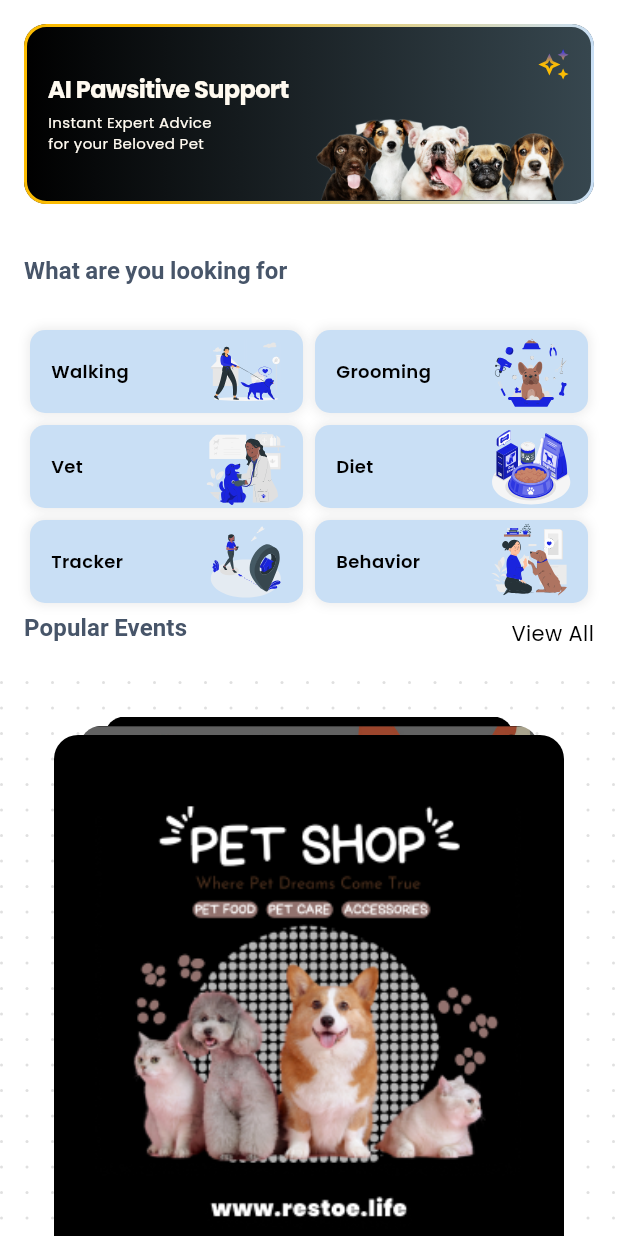
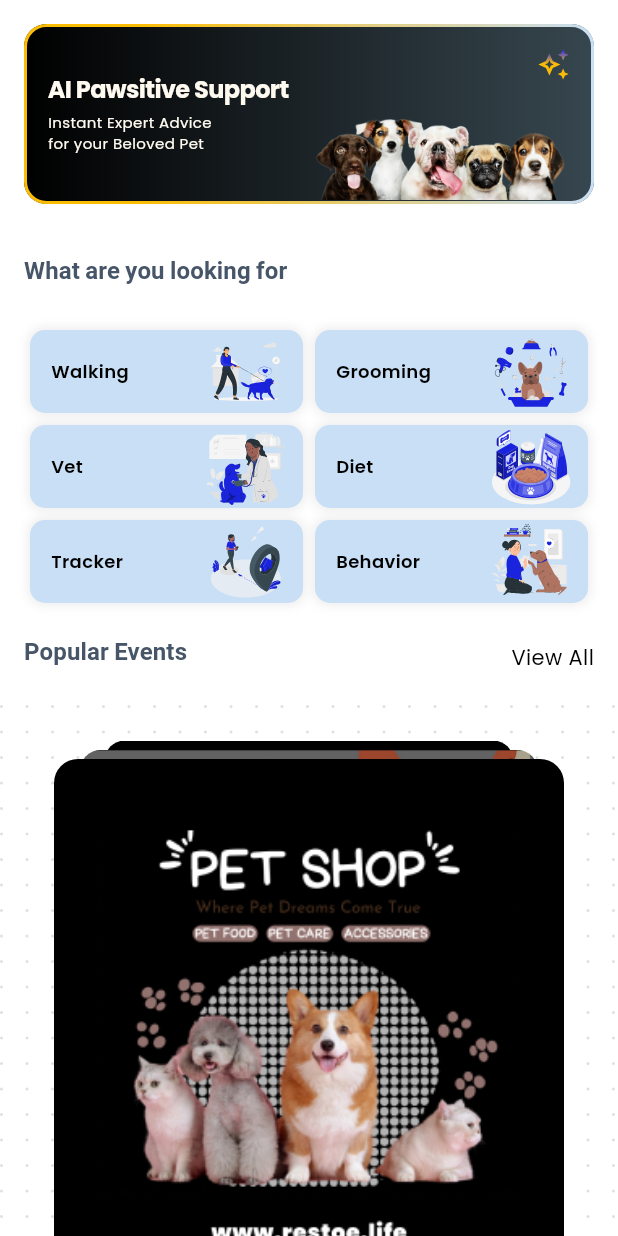
Before and after one commit to afloatwont/PloofyPaws-App, a Flutter app: the Home widget shown alone on an empty page, opened directly, on a phone screen of 412 x 824 dp. Run offline on Flutter 3.47's test engine with Material 3 defaults, Android fonts, the phone set to English and light mode, and no system bars; our stand-ins replace carousel_slider, cloud_firestore, device_info_plus, dio, file_picker, firebase_core and 22 more; missing offline and left inert: mobile_scanner, pull_down_button, razorpay_flutter; accounts and stored records are empty; network calls fail; project files that could hold a hidden picture were left out.

Commit message:
home ui refactored

```diff
--- a/lib/pages/home/home.dart
+++ b/lib/pages/home/home.dart
@@ -50,8 +50,10 @@ class _HomeState extends ConsumerState<Home> {
         _buildLabel(context, "What are you looking for", false, null),
         const SizedBox(height: 16),
         const PetServices(),
+        const SizedBox(height: 16),
         _buildLabel(context, "Popular Events", true, () {
-          Navigator.push(context, MaterialPageRoute(builder: (context) => const PetEvents()));
+          Navigator.push(context,
+              MaterialPageRoute(builder: (context) => const PetEvents()));
         }),
         const SizedBox(height: 16),
         EventStackedCards(
@@ -62,7 +64,8 @@ class _HomeState extends ConsumerState<Home> {
             popularEvents[0],
             popularEvents[1],
             popularEvents[0],
-            ]),
+          ],
+        ),
         const SizedBox(height: 16),
         _buildLabel(context, "More from PloofyPaws", false, null),
         const SizedBox(height: 16),
@@ -75,7 +78,8 @@ class _HomeState extends ConsumerState<Home> {
   }
 }
 
-Padding _buildLabel(BuildContext context, String? title, bool isViewAll, void Function()? onTap) {
+Padding _buildLabel(BuildContext context, String? title, bool isViewAll,
+    void Function()? onTap) {
   return Padding(
     padding: const EdgeInsets.symmetric(horizontal: 16.0),
     child: Row(
@@ -90,7 +94,9 @@ Padding _buildLabel(BuildContext context, String? title, bool isViewAll, void Fu
             onTap: onTap,
             child: Text(
               "View All",
-              style: typography(context).smallBody.copyWith(color: colors(context).primary.s500),
+              style: typography(context)
+                  .smallBody
+                  .copyWith(color: colors(context).primary.s500),
             ),
           )
       ],
--- a/lib/pages/home/services/pet_services.dart
+++ b/lib/pages/home/services/pet_services.dart
@@ -42,7 +42,7 @@ class PetServices extends StatelessWidget {
           ),
           child: Container(
             padding: const EdgeInsets.fromLTRB(14, 0, 8, 0),
-            height: MediaQuery.sizeOf(context).height * 0.09,
+            height: 120,
             margin: const EdgeInsets.all(4.0),
             decoration: BoxDecoration(
               borderRadius: BorderRadius.circular(10),
```
Lines whose indentation alone changed are shown as unchanged.
